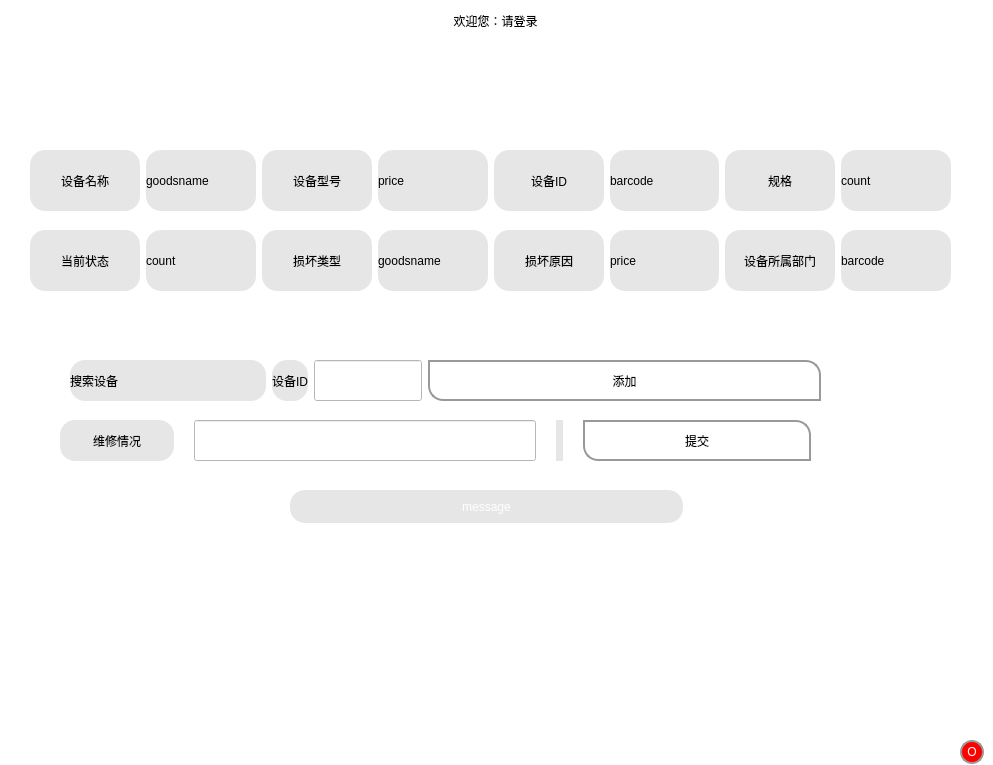
Before: the Qt Designer form storeUi/store.ui in 97CBR/drivesSystem, drawn with Qt 5.
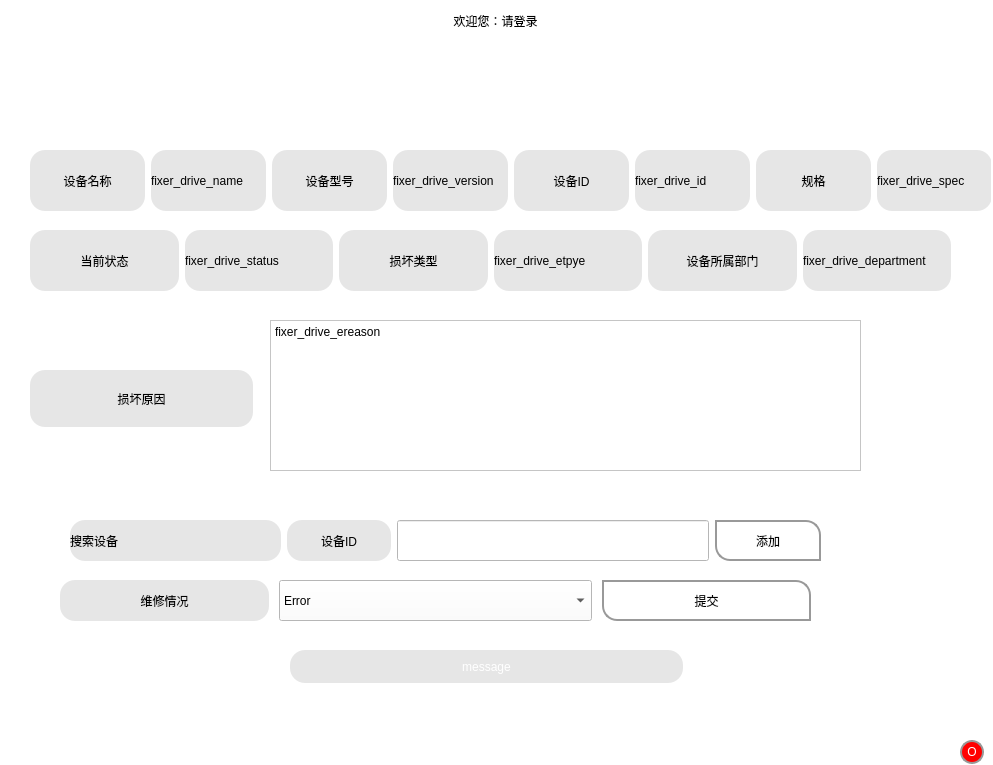
After: the same form once the commit is applied. The open tabs and pages were chosen to show the change. Icons and pictures are not drawn.

The edit to the form file:
```diff
--- a/storeUi/store.ui
+++ b/storeUi/store.ui
@@ -1696,7 +1696,7 @@
        <rect>
         <x>30</x>
         <y>110</y>
-        <width>921</width>
+        <width>962</width>
         <height>61</height>
        </rect>
       </property>
@@ -1716,7 +1716,7 @@
          <item>
           <widget class="QLabel" name="fixer_drive_name">
            <property name="text">
-            <string>goodsname</string>
+            <string>fixer_drive_name</string>
            </property>
           </widget>
          </item>
@@ -1737,7 +1737,7 @@
          <item>
           <widget class="QLabel" name="fixer_drive_version">
            <property name="text">
-            <string>price</string>
+            <string>fixer_drive_version</string>
            </property>
           </widget>
          </item>
@@ -1758,7 +1758,7 @@
          <item>
           <widget class="QLabel" name="fixer_drive_id">
            <property name="text">
-            <string>barcode</string>
+            <string>fixer_drive_id</string>
            </property>
           </widget>
          </item>
@@ -1779,7 +1779,7 @@
          <item>
           <widget class="QLabel" name="fixer_drive_spec">
            <property name="text">
-            <string>count</string>
+            <string>fixer_drive_spec</string>
            </property>
           </widget>
          </item>
@@ -1791,7 +1791,7 @@
       <property name="geometry">
        <rect>
         <x>50</x>
-        <y>310</y>
+        <y>470</y>
         <width>891</width>
         <height>211</height>
        </rect>
@@ -1805,9 +1805,9 @@
          <height>41</height>
         </rect>
        </property>
-       <layout class="QHBoxLayout" name="horizontalLayout_9" stretch="1,3,0,2">
+       <layout class="QHBoxLayout" name="horizontalLayout_9" stretch="2,3,2">
         <property name="spacing">
-         <number>20</number>
+         <number>10</number>
         </property>
         <item>
          <widget class="QLabel" name="label_28">
@@ -1820,24 +1820,32 @@
          </widget>
         </item>
         <item>
-         <widget class="QLineEdit" name="customername">
+         <widget class="QComboBox" name="fixer_fixing_status">
           <property name="sizePolicy">
-           <sizepolicy hsizetype="Expanding" vsizetype="Preferred">
+           <sizepolicy hsizetype="Preferred" vsizetype="Preferred">
             <horstretch>0</horstretch>
             <verstretch>0</verstretch>
            </sizepolicy>
           </property>
+          <item>
+           <property name="text">
+            <string>Error</string>
+           </property>
+          </item>
+          <item>
+           <property name="text">
+            <string>Normal</string>
+           </property>
+          </item>
+          <item>
+           <property name="text">
+            <string>Fixing</string>
+           </property>
+          </item>
          </widget>
         </item>
         <item>
-         <widget class="QLabel" name="need_pay">
-          <property name="text">
-           <string/>
-          </property>
-         </widget>
-        </item>
-        <item>
-         <widget class="QPushButton" name="finish_pay">
+         <widget class="QPushButton" name="fixer_commit">
           <property name="sizePolicy">
            <sizepolicy hsizetype="Minimum" vsizetype="Preferred">
             <horstretch>0</horstretch>
@@ -1880,7 +1888,7 @@
          <height>41</height>
         </rect>
        </property>
-       <layout class="QHBoxLayout" name="horizontalLayout_8" stretch="1,0,2">
+       <layout class="QHBoxLayout" name="horizontalLayout_8" stretch="2,4,1">
         <item>
          <widget class="QLabel" name="label_7">
           <property name="text">
@@ -1956,7 +1964,7 @@
          <item>
           <widget class="QLabel" name="fixer_drive_statu">
            <property name="text">
-            <string>count</string>
+            <string>fixer_drive_status</string>
            </property>
           </widget>
          </item>
@@ -1977,28 +1985,7 @@
          <item>
           <widget class="QLabel" name="fixer_drive_etpye">
            <property name="text">
-            <string>goodsname</string>
-           </property>
-          </widget>
-         </item>
-        </layout>
-       </item>
-       <item>
-        <layout class="QHBoxLayout" name="horizontalLayout_29">
-         <item>
-          <widget class="QLabel" name="cbevvv">
-           <property name="text">
-            <string>损坏原因</string>
-           </property>
-           <property name="alignment">
-            <set>Qt::AlignCenter</set>
-           </property>
-          </widget>
-         </item>
-         <item>
-          <widget class="QLabel" name="fixer_drive_ereason">
-           <property name="text">
-            <string>price</string>
+            <string>fixer_drive_etpye</string>
            </property>
           </widget>
          </item>
@@ -2019,7 +2006,7 @@
          <item>
           <widget class="QLabel" name="fixer_drive_department">
            <property name="text">
-            <string>barcode</string>
+            <string>fixer_drive_department</string>
            </property>
           </widget>
          </item>
@@ -2027,6 +2014,39 @@
        </item>
       </layout>
      </widget>
+     <widget class="QLabel" name="cbevvv">
+      <property name="geometry">
+       <rect>
+        <x>30</x>
+        <y>330</y>
+        <width>223</width>
+        <height>57</height>
+       </rect>
+      </property>
+      <property name="text">
+       <string>损坏原因</string>
+      </property>
+      <property name="alignment">
+       <set>Qt::AlignCenter</set>
+      </property>
+     </widget>
+     <widget class="QTextBrowser" name="fixer_drive_ereason">
+      <property name="geometry">
+       <rect>
+        <x>270</x>
+        <y>280</y>
+        <width>591</width>
+        <height>151</height>
+       </rect>
+      </property>
+      <property name="html">
+       <string>&lt;!DOCTYPE HTML PUBLIC &quot;-//W3C//DTD HTML 4.0//EN&quot; &quot;http://www.w3.org/TR/REC-html40/strict.dtd&quot;&gt;
+&lt;html&gt;&lt;head&gt;&lt;meta name=&quot;qrichtext&quot; content=&quot;1&quot; /&gt;&lt;style type=&quot;text/css&quot;&gt;
+p, li { white-space: pre-wrap; }
+&lt;/style&gt;&lt;/head&gt;&lt;body style=&quot; font-family:'SimSun'; font-size:9pt; font-weight:400; font-style:normal;&quot;&gt;
+&lt;p style=&quot; margin-top:0px; margin-bottom:0px; margin-left:0px; margin-right:0px; -qt-block-indent:0; text-indent:0px;&quot;&gt;fixer_drive_ereason&lt;/p&gt;&lt;/body&gt;&lt;/html&gt;</string>
+      </property>
+     </widget>
     </widget>
    </widget>
    <widget class="QWidget" name="horizontalLayoutWidget_5">
```
Left out of the diff: 66 changed lines with no effect on the pictures.
